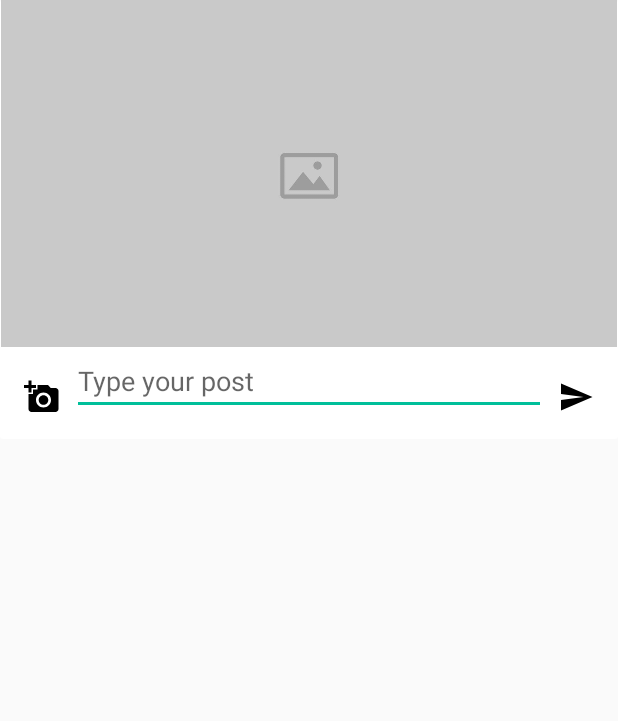
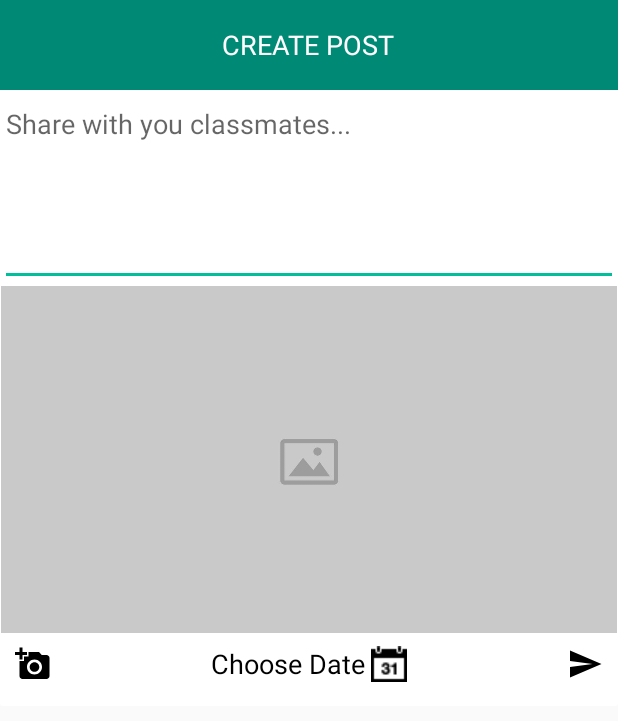
Before and after one commit to rushigandhi/notive, an Android app: the layout create_post_dialog.xml on its own in the app's theme, with its tools: preview values and no code run, on a phone screen of 412 x 824 dp. Shown: the top 721 px of the screen. Run offline under Robolectric (Android 15) with nearby library versions, the phone set to English and light mode, and no system bars.

Commit message:
(post-ui): changes to post dialog

```diff
--- a/app/src/main/res/layout/create_post_dialog.xml
+++ b/app/src/main/res/layout/create_post_dialog.xml
@@ -8,45 +8,95 @@
         android:layout_height="wrap_content"
         android:orientation="vertical">
 
+        <LinearLayout
+            android:layout_width="match_parent"
+            android:layout_height="60dp"
+            android:background="@color/colorPrimaryDark"
+            android:gravity="center"
+            >
+            <TextView
+                android:layout_width="wrap_content"
+                android:layout_height="wrap_content"
+                android:text="Create Post"
+                android:textColor="@android:color/white"
+                android:textAllCaps="true"
+                android:textSize="18sp"/>
+        </LinearLayout>
+
+        <EditText
+            android:id="@+id/post_dialog_edittext"
+            android:inputType="textMultiLine"
+            android:layout_width="match_parent"
+            android:layout_height="wrap_content"
+            android:scrollbars="vertical"
+            android:lines="5"
+            android:gravity="top|left"
+            android:layout_weight="1"
+            android:hint="Share with you classmates..."
+            />
+
         <ImageView
             android:id="@+id/post_dialog_display"
             android:layout_width="match_parent"
             android:layout_height="wrap_content"
             android:adjustViewBounds="true"
-            android:maxHeight="300dp"
+            android:maxHeight="250dp"
             android:src="@drawable/image_placeholder" />
 
         <LinearLayout
             android:layout_width="match_parent"
             android:layout_height="wrap_content"
             android:layout_marginBottom="16dp"
-            android:orientation="horizontal">
+            android:orientation="horizontal"
+            android:weightSum="2"
+            android:paddingTop="8dp"
+            android:paddingBottom="0dp">
+
 
             <ImageView
                 android:id="@+id/post_dialog_select_imageview"
                 android:layout_width="wrap_content"
                 android:layout_height="wrap_content"
-                android:layout_gravity="bottom"
-                android:layout_marginLeft="16dp"
-                android:layout_marginRight="8dp"
-                android:src="@drawable/ic_add_a_photo_black_24dp" />
+                android:layout_gravity="bottom|start"
+                android:src="@drawable/ic_add_a_photo_black_24dp"
+                android:layout_marginLeft="10dp"/>
 
-            <EditText
-                android:id="@+id/post_dialog_edittext"
+            <android.support.v4.widget.Space
                 android:layout_width="0dp"
+                android:layout_height="match_parent"
+                android:layout_weight="1"/>
+
+            <TextView
+                android:layout_width="wrap_content"
                 android:layout_height="wrap_content"
-                android:layout_weight="1"
-                android:hint="Type your post"
-                android:maxLines="5" />
+                android:text="Choose Date"
+                android:layout_marginRight="4dp"
+                android:textAppearance="@style/TextAppearance.AppCompat.Medium"
+                android:textColor="@android:color/black"
+                android:layout_gravity="bottom|center"/>
+
+            <ImageView
+                android:layout_width="wrap_content"
+                android:layout_height="wrap_content"
+                android:layout_gravity="bottom|center"
+                android:src="@drawable/ic_new_calendar"
+                />
+
+            <android.support.v4.widget.Space
+                android:layout_width="0dp"
+                android:layout_height="match_parent"
+                android:layout_weight="1"/>
 
             <ImageView
                 android:id="@+id/post_dialog_send_imageview"
                 android:layout_width="wrap_content"
                 android:layout_height="wrap_content"
-                android:layout_gravity="bottom"
-                android:layout_marginLeft="8dp"
-                android:layout_marginRight="16dp"
-                android:src="@drawable/ic_send_black_24dp" />
+                android:layout_gravity="bottom|end"
+                android:src="@drawable/ic_send_black_24dp"
+                android:layout_marginRight="10dp"/>
+
+
+
         </LinearLayout>
     </LinearLayout>
 </android.support.v7.widget.CardView>
--- a/app/src/main/res/layout/row_post.xml
+++ b/app/src/main/res/layout/row_post.xml
@@ -4,6 +4,6 @@
     android:layout_height="wrap_content"
     xmlns:app="http://schemas.android.com/apk/res-auto"
     android:layout_margin="6dp"
-    app:cardCornerRadius="4dp">
+    app:cardCornerRadius="10dp">
         <include layout="@layout/layout_post"></include>
 </android.support.v7.widget.CardView>
```
Also changed, not shown: app/src/main/res/drawable/ic_calendar.png (added), app/src/main/res/drawable/ic_new_calendar.png (added).
